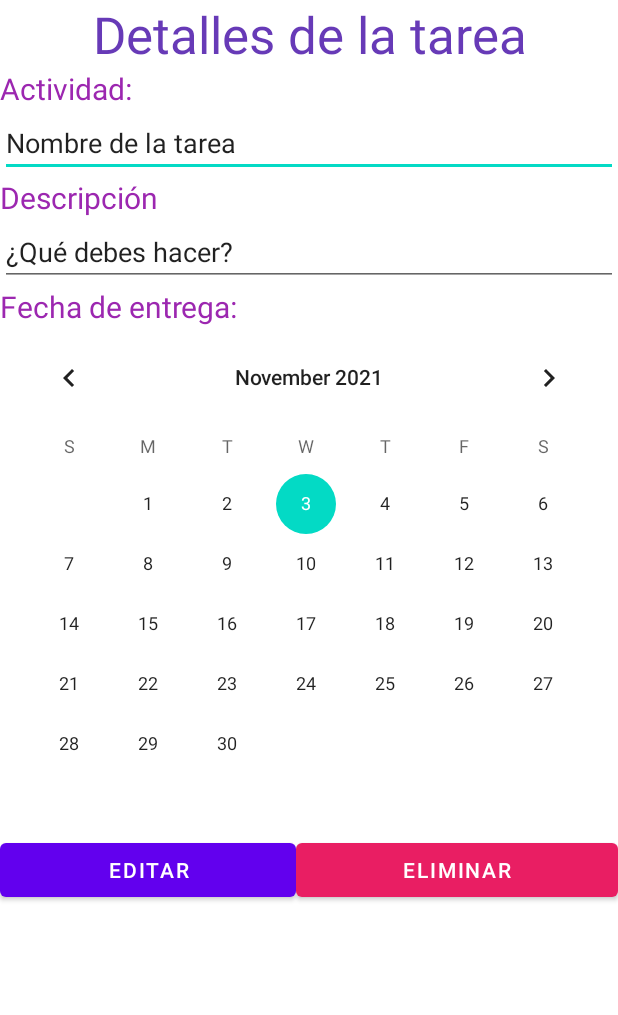
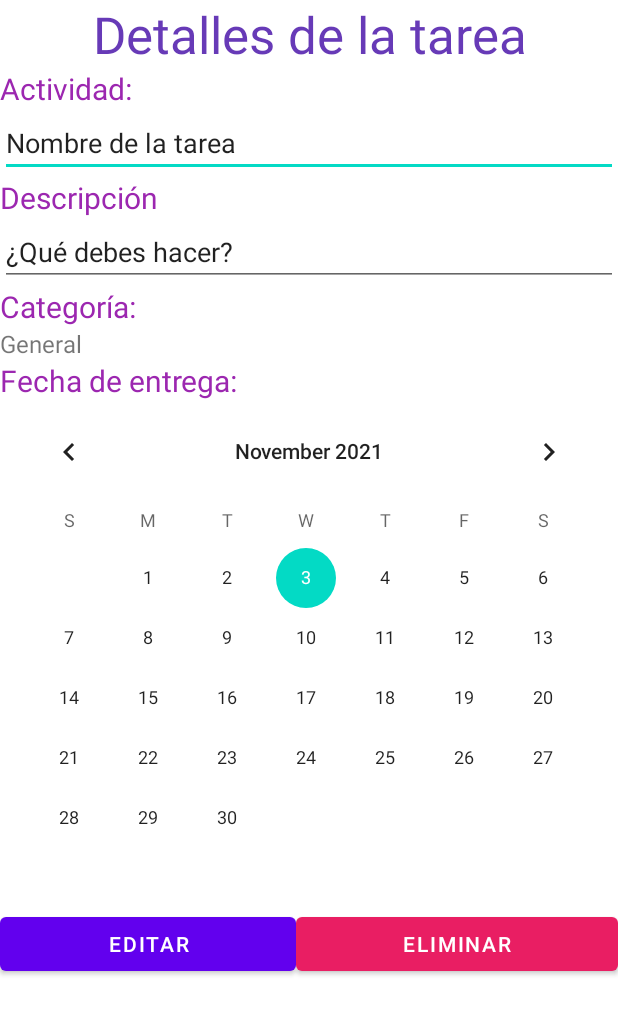
Before and after one commit to Joseph-RMM/Organizador, an Android app: the layout details_tarea_fragment.xml on its own in the app's theme, with its tools: preview values and no code run, on a phone screen of 412 x 824 dp. Shown: the top 1015 px of the screen. Run offline under Robolectric (Android 15) with nearby library versions, the phone set to English and light mode, and no system bars; network calls fail.

Commit message:
Bug fixes y se muestra la categoría en el detalle de la tarea

```diff
--- a/app/src/main/java/com/example/tumbaiorganizer/ui/detailscat/DetailsCategoriaFragment.kt
+++ b/app/src/main/java/com/example/tumbaiorganizer/ui/detailscat/DetailsCategoriaFragment.kt
@@ -107,7 +107,7 @@ class DetailsCategoriaFragment : Fragment() {
         val bundle = this.arguments
         if (bundle != null) {
             IDCategoria = bundle.getInt("ID")
-            Toast.makeText(binding.root.context, "ID: $IDCategoria", Toast.LENGTH_SHORT).show();
+           // Toast.makeText(binding.root.context, "ID: $IDCategoria", Toast.LENGTH_SHORT).show();
             //Get tareas
             val okHttpClient = OkHttpClient()
             val request = Request.Builder()
--- a/app/src/main/res/layout/details_tarea_fragment.xml
+++ b/app/src/main/res/layout/details_tarea_fragment.xml
@@ -63,6 +63,21 @@
                 android:id="@+id/textView14"
                 android:layout_width="match_parent"
                 android:layout_height="wrap_content"
+                android:text="Categoría:"
+                android:textColor="#9C27B0"
+                android:textSize="20sp" />
+
+            <TextView
+                android:id="@+id/lblShowCat"
+                android:layout_width="match_parent"
+                android:layout_height="wrap_content"
+                android:text="General"
+                android:textSize="16sp" />
+
+            <TextView
+                android:id="@+id/textView22"
+                android:layout_width="match_parent"
+                android:layout_height="wrap_content"
                 android:text="Fecha de entrega:"
                 android:textColor="#9C27B0"
                 android:textSize="20sp" />
```
Also changed, not shown: app/src/main/java/com/example/tumbaiorganizer/ui/addtareaact/AddTareaActivity.kt (+19 -3 lines), app/src/main/java/com/example/tumbaiorganizer/ui/detailstarea/DetailsTareaFragment.kt (+24 -1 lines), app/src/main/java/com/example/tumbaiorganizer/ui/detailstarea/DetailsTareaViewModel.kt (+10 -0 lines).
